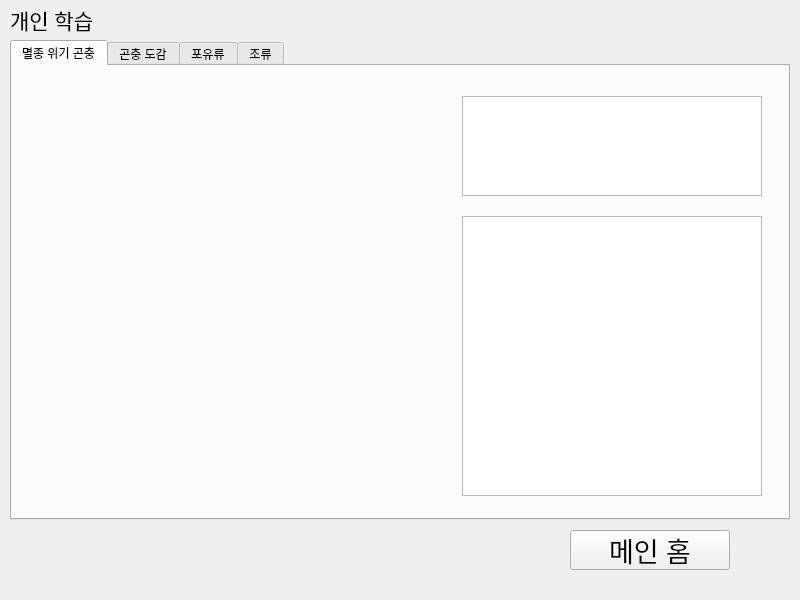
Old version of the form studentUi.ui in the repository dustn011/EducationApplication.
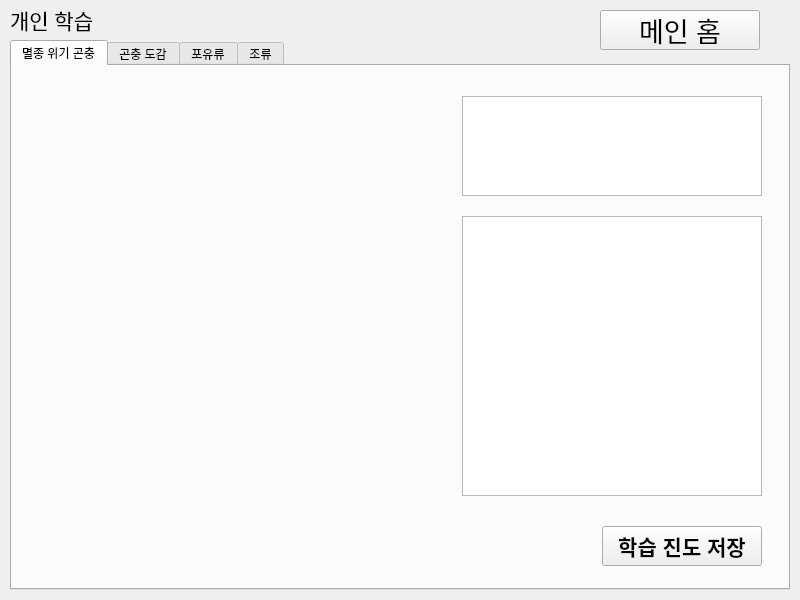
New version of the form. The open tabs and pages were chosen to show the change.

Commit message: 민석_작업중

The edit to the form file:
```diff
--- a/studentUi.ui
+++ b/studentUi.ui
@@ -157,8 +157,8 @@
     <widget class="QPushButton" name="goMain">
      <property name="geometry">
       <rect>
-       <x>570</x>
-       <y>530</y>
+       <x>600</x>
+       <y>10</y>
        <width>160</width>
        <height>40</height>
       </rect>
@@ -178,7 +178,7 @@
        <x>10</x>
        <y>40</y>
        <width>780</width>
-       <height>480</height>
+       <height>550</height>
       </rect>
      </property>
      <property name="currentIndex">
@@ -240,6 +240,26 @@
         </font>
        </property>
       </widget>
+      <widget class="QPushButton" name="saveStudy">
+       <property name="geometry">
+        <rect>
+         <x>590</x>
+         <y>460</y>
+         <width>160</width>
+         <height>40</height>
+        </rect>
+       </property>
+       <property name="font">
+        <font>
+         <pointsize>16</pointsize>
+         <weight>75</weight>
+         <bold>true</bold>
+        </font>
+       </property>
+       <property name="text">
+        <string>학습 진도 저장</string>
+       </property>
+      </widget>
      </widget>
      <widget class="QWidget" name="tab_2">
       <attribute name="title">
```
Left out of the diff: 62 changed lines with no effect on the pictures. The commit also changes 1 other file.
